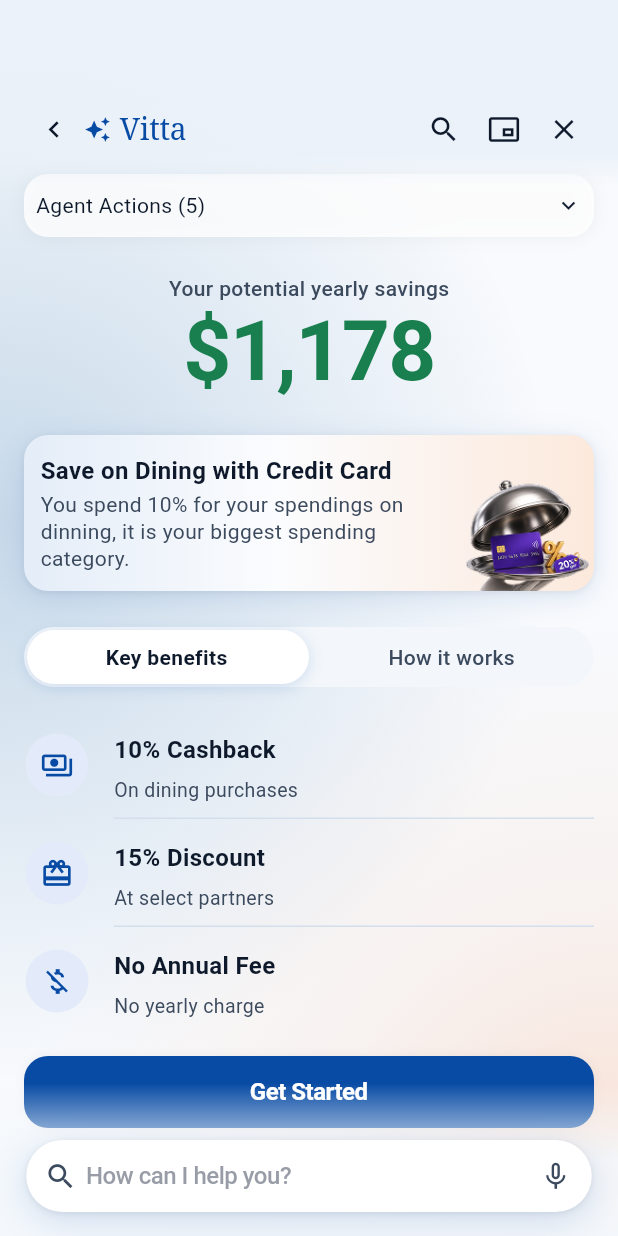
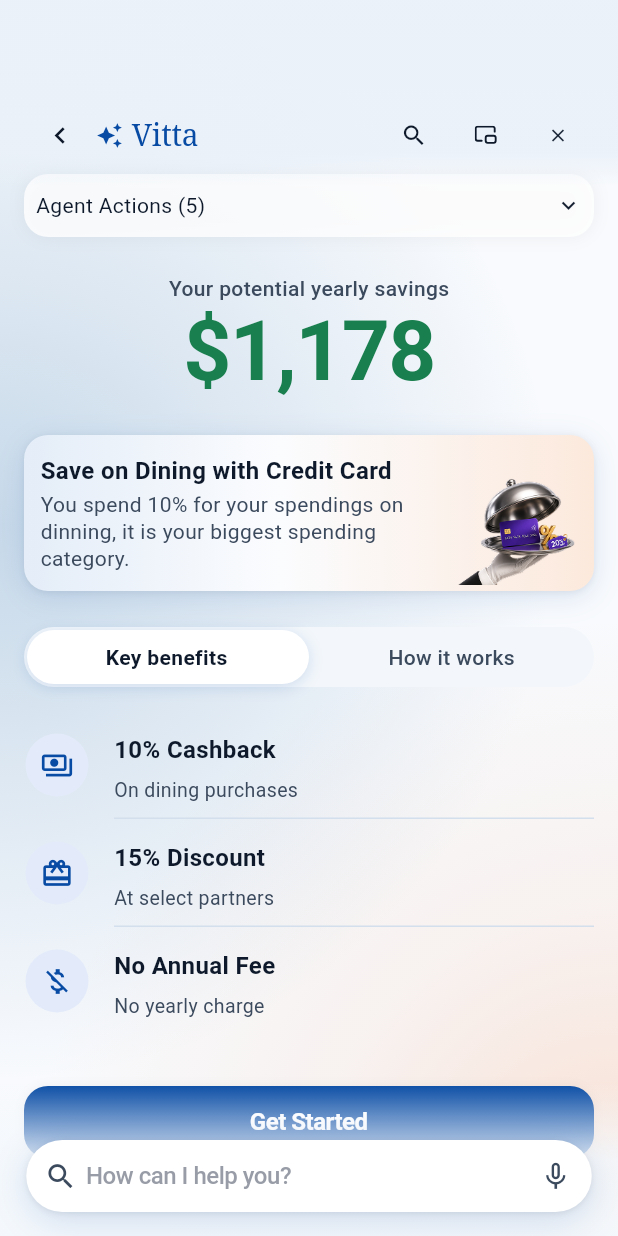
Before and after one commit to kirtigupta2/vitta-app, a Flutter app: the CardIntroScreen screen opened directly, on a phone screen of 412 x 824 dp. Run offline on Flutter 3.47's test engine with Material 3 defaults, Android fonts, the phone set to English and light mode, and no system bars; our stand-ins replace flutter_svg, material_symbols_icons.

Commit message:
Match updated Figma home spacing, smaller ring, nav on suggestions, loader + minimize icons, scrolling Get Started, flexible banner
Co-Authored-By: Claude Sonnet 5.5 <noreply@anthropic.com>
Claude-Session: https://claude.ai/code/session_01DUti99UTrLHTm2NQffVfiR

```diff
--- a/lib/screens/card_intro_screen.dart
+++ b/lib/screens/card_intro_screen.dart
@@ -90,19 +90,19 @@ class _CardIntroScreenState extends State<CardIntroScreen> {
     );
   }
 
+  // The banner grows with its text (minimum 104 px), so nothing is cut off.
   Widget _offerCard() {
     return Container(
-      height: 104,
+      constraints: const BoxConstraints(minHeight: 104),
       decoration: offerDecoration(),
       child: ClipRRect(
         borderRadius: BorderRadius.circular(16),
         child: Stack(
           children: [
-            Positioned(
-              left: 11,
-              top: 13,
-              right: 104,
+            Padding(
+              padding: const EdgeInsets.fromLTRB(11, 13, 100, 13),
               child: Column(
+                mainAxisSize: MainAxisSize.min,
                 crossAxisAlignment: CrossAxisAlignment.start,
                 children: [
                   Text(
@@ -120,13 +120,15 @@ class _CardIntroScreenState extends State<CardIntroScreen> {
               ),
             ),
             const Positioned(
-              right: 1,
-              top: 21,
+              right: 4,
+              bottom: 4,
               child: AssetOrPlaceholder(
                 'assets/images/offer_dining.png',
-                width: 102,
-                height: 102,
-                radius: 51,
+                width: 92,
+                height: 92,
+                fit: BoxFit.contain,
+                alignment: Alignment.bottomRight,
+                radius: 46,
                 icon: Icons.local_offer_outlined,
               ),
             ),
@@ -201,7 +203,7 @@ class _CardIntroScreenState extends State<CardIntroScreen> {
             const Positioned.fill(child: VittaBackground()),
             Positioned.fill(
               child: SingleChildScrollView(
-                padding: EdgeInsets.fromLTRB(16, pad.top + 62, 16, pad.bottom + 190),
+                padding: EdgeInsets.fromLTRB(16, pad.top + 62, 16, pad.bottom + 126),
                 child: Column(
                   crossAxisAlignment: CrossAxisAlignment.stretch,
                   children: [
@@ -226,6 +228,11 @@ class _CardIntroScreenState extends State<CardIntroScreen> {
                     AnimatedSwitcher(
                       duration: const Duration(milliseconds: 250),
                       child: _tab == 0 ? _benefits() : _howItWorks(),
+                    ),
+                    const SizedBox(height: 34),
+                    _GetStartedButton(
+                      onTap: () =>
+                          showProto(context, 'The next step after Get Started'),
                     ),
                   ],
                 ),
@@ -256,14 +263,6 @@ class _CardIntroScreenState extends State<CardIntroScreen> {
               child: const VittaTopBar(
                 serifBrand: true,
                 minimizeStatus: MiniStatus.ready,
-              ),
-            ),
-            Positioned(
-              left: 16,
-              right: 16,
-              bottom: pad.bottom + 72,
-              child: _GetStartedButton(
-                onTap: () => showProto(context, 'The next step after Get Started'),
               ),
             ),
             const VittaDock(),
--- a/lib/screens/vitta_build_screen.dart
+++ b/lib/screens/vitta_build_screen.dart
@@ -100,11 +100,7 @@ class _VittaBuildScreenState extends State<VittaBuildScreen> {
                 boldTitle: true,
                 expanded: _expanded,
                 onToggle: () => setState(() => _expanded = !_expanded),
-                leading: const SizedBox(
-                  width: 16,
-                  height: 16,
-                  child: CircularProgressIndicator(strokeWidth: 2),
-                ),
+                leading: const VittaLoader(size: 16),
                 rows: rows,
               ),
             ),
--- a/lib/widgets/common.dart
+++ b/lib/widgets/common.dart
@@ -1,4 +1,5 @@
 import 'package:flutter/material.dart';
+import 'package:flutter_svg/flutter_svg.dart';
 
 import '../state/vitta_session.dart';
 
@@ -252,12 +253,13 @@ class VittaTopBar extends StatelessWidget {
   /// A05 uses a serif wordmark in Figma (DM Serif Text); A04 uses Roboto.
   final bool serifBrand;
 
-  Widget _btn(BuildContext context, IconData icon, String tip, VoidCallback onTap) {
+  Widget _btn(String tip, Widget icon, VoidCallback onTap, {double width = 46}) {
     return IconButton(
       tooltip: tip,
       onPressed: onTap,
-      visualDensity: VisualDensity.compact,
-      icon: Icon(icon, size: 22, color: VColors.textPrimary),
+      padding: EdgeInsets.zero,
+      constraints: BoxConstraints.tightFor(width: width, height: 44),
+      icon: icon,
     );
   }
 
@@ -265,8 +267,12 @@ class VittaTopBar extends StatelessWidget {
   Widget build(BuildContext context) {
     return Row(
       children: [
-        _btn(context, Icons.chevron_left, 'Back',
-            () => Navigator.of(context).maybePop()),
+        _btn(
+          'Back',
+          const Icon(Icons.chevron_left, size: 22, color: VColors.textPrimary),
+          () => Navigator.of(context).maybePop(),
+          width: 40,
+        ),
         const Icon(Icons.auto_awesome, size: 18, color: VColors.primary),
         const SizedBox(width: 6),
         Text(
@@ -280,16 +286,71 @@ class VittaTopBar extends StatelessWidget {
           ),
         ),
         const Spacer(),
-        _btn(context, Icons.search, 'Search', () => showProto(context, 'Search')),
-        _btn(context, Icons.picture_in_picture_alt_outlined, 'Minimize', () {
-          VittaSession.minimize(minimizeStatus);
-          Navigator.of(context).popUntil((r) => r.isFirst);
-        }),
-        _btn(context, Icons.close, 'Close', () {
-          VittaSession.clear();
-          Navigator.of(context).popUntil((r) => r.isFirst);
-        }),
+        _btn(
+          'Search',
+          const Icon(Icons.search, size: 18, color: VColors.textPrimary),
+          () => showProto(context, 'Search'),
+        ),
+        _btn(
+          'Minimize',
+          SvgPicture.asset('assets/icons/minimize.svg', width: 15, height: 12.5),
+          () {
+            VittaSession.minimize(minimizeStatus);
+            Navigator.of(context).popUntil((r) => r.isFirst);
+          },
+        ),
+        _btn(
+          'Close',
+          const Icon(Icons.close, size: 14, color: VColors.textPrimary),
+          () {
+            VittaSession.clear();
+            Navigator.of(context).popUntil((r) => r.isFirst);
+          },
+        ),
       ],
     );
   }
 }
+
+/// The loading icon from Figma, spinning. Falls back to a standard spinner
+/// if assets/images/loader.png is missing.
+class VittaLoader extends StatefulWidget {
+  const VittaLoader({super.key, this.size = 16});
+
+  final double size;
+
+  @override
+  State<VittaLoader> createState() => _VittaLoaderState();
+}
+
+class _VittaLoaderState extends State<VittaLoader>
+    with SingleTickerProviderStateMixin {
+  late final AnimationController _c = AnimationController(
+    vsync: this,
+    duration: const Duration(milliseconds: 1000),
+  )..repeat();
+
+  @override
+  void dispose() {
+    _c.dispose();
+    super.dispose();
+  }
+
+  @override
+  Widget build(BuildContext context) {
+    return SizedBox(
+      width: widget.size,
+      height: widget.size,
+      child: RotationTransition(
+        turns: _c,
+        child: Image.asset(
+          'assets/images/loader.png',
+          width: widget.size,
+          height: widget.size,
+          errorBuilder: (_, __, ___) =>
+              const CircularProgressIndicator(strokeWidth: 2),
+        ),
+      ),
+    );
+  }
+}
--- a/pubspec.yaml
+++ b/pubspec.yaml
@@ -10,6 +10,7 @@ dependencies:
   flutter:
     sdk: flutter
   material_symbols_icons: ^4.2960.0
+  flutter_svg: ^2.0.10+1
 
 dev_dependencies:
   flutter_test:
```
Also changed, not shown: lib/screens/home_screen.dart (+43 -122 lines), lib/screens/vitta_overlay.dart (+31 -5 lines), lib/widgets/bottom_nav.dart (added, +94 -0 lines), assets/icons/minimize.svg (added), assets/images/loader.png (added).
